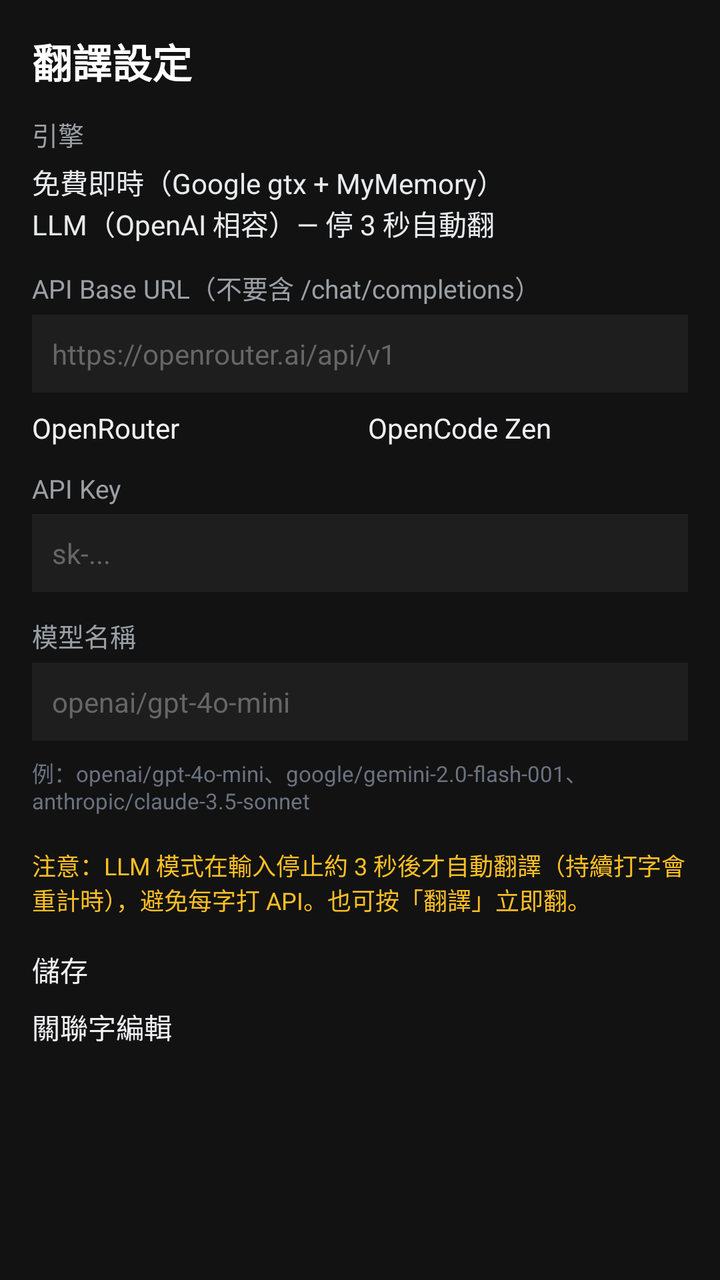
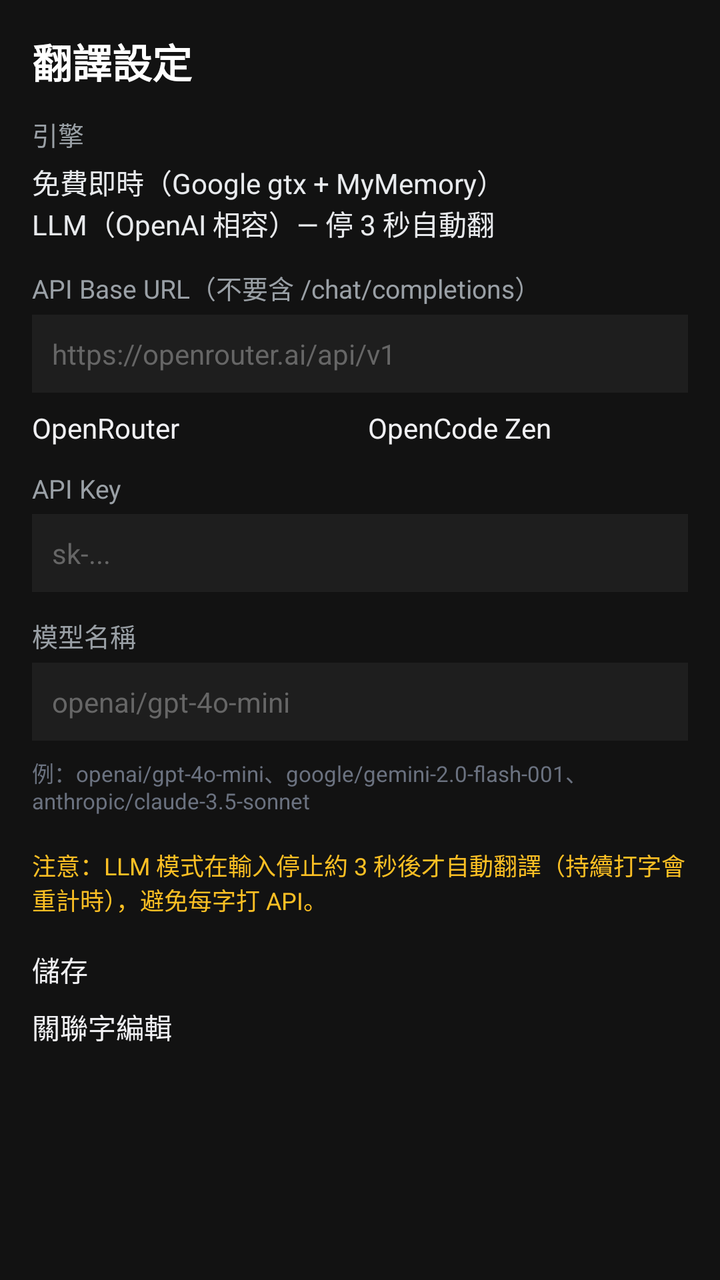

Before-and-after screenshots of an Android layout around one commit, followed by the original layout XML and the change that was made.
<!-- AndroidManifest.xml: activity theme android:Theme.DeviceDefault.NoActionBar -->
<!-- res/layout/activity_translate_settings.xml -->
<?xml version="1.0" encoding="utf-8"?>
<ScrollView xmlns:android="http://schemas.android.com/apk/res/android"
    android:layout_width="match_parent"
    android:layout_height="match_parent"
    android:background="#121212">

    <LinearLayout
        android:layout_width="match_parent"
        android:layout_height="wrap_content"
        android:orientation="vertical"
        android:padding="16dp">

        <TextView
            android:layout_width="match_parent"
            android:layout_height="wrap_content"
            android:text="翻譯設定"
            android:textColor="#FFFFFF"
            android:textSize="20sp"
            android:textStyle="bold"
            android:paddingBottom="12dp" />

        <TextView
            android:layout_width="match_parent"
            android:layout_height="wrap_content"
            android:text="引擎"
            android:textColor="#9AA0A6"
            android:textSize="13sp" />

        <RadioGroup
            android:id="@+id/rg_engine"
            android:layout_width="match_parent"
            android:layout_height="wrap_content"
            android:orientation="vertical"
            android:paddingTop="4dp"
            android:paddingBottom="12dp">

            <RadioButton
                android:id="@+id/rb_gtx"
                android:layout_width="match_parent"
                android:layout_height="wrap_content"
                android:text="免費即時（Google gtx + MyMemory）"
                android:textColor="#E8EAED" />

            <RadioButton
                android:id="@+id/rb_llm"
                android:layout_width="match_parent"
                android:layout_height="wrap_content"
                android:text="LLM（OpenAI 相容）— 停 3 秒自動翻"
                android:textColor="#E8EAED" />
        </RadioGroup>

        <TextView
            android:layout_width="match_parent"
            android:layout_height="wrap_content"
            android:text="API Base URL（不要含 /chat/completions）"
            android:textColor="#9AA0A6"
            android:textSize="13sp" />

        <EditText
            android:id="@+id/edit_base_url"
            android:layout_width="match_parent"
            android:layout_height="wrap_content"
            android:hint="https://openrouter.ai/api/v1"
            android:inputType="textUri"
            android:textColor="#FFFFFF"
            android:textColorHint="#666666"
            android:padding="10dp"
            android:background="#1E1E1E"
            android:layout_marginTop="4dp"
            android:layout_marginBottom="8dp" />

        <LinearLayout
            android:layout_width="match_parent"
            android:layout_height="wrap_content"
            android:orientation="horizontal"
            android:paddingBottom="12dp">

            <Button
                android:id="@+id/btn_preset_openrouter"
                android:layout_width="0dp"
                android:layout_height="wrap_content"
                android:layout_weight="1"
                android:text="OpenRouter"
                android:textAllCaps="false" />

            <Button
                android:id="@+id/btn_preset_opencode"
                android:layout_width="0dp"
                android:layout_height="wrap_content"
                android:layout_weight="1"
                android:layout_marginStart="8dp"
                android:text="OpenCode Zen"
                android:textAllCaps="false" />
        </LinearLayout>

        <TextView
            android:layout_width="match_parent"
            android:layout_height="wrap_content"
            android:text="API Key"
            android:textColor="#9AA0A6"
            android:textSize="13sp" />

        <EditText
            android:id="@+id/edit_api_key"
            android:layout_width="match_parent"
            android:layout_height="wrap_content"
            android:hint="sk-..."
            android:inputType="textPassword"
            android:textColor="#FFFFFF"
            android:textColorHint="#666666"
            android:padding="10dp"
            android:background="#1E1E1E"
            android:layout_marginTop="4dp"
            android:layout_marginBottom="12dp" />

        <TextView
            android:layout_width="match_parent"
            android:layout_height="wrap_content"
            android:text="模型名稱"
            android:textColor="#9AA0A6"
            android:textSize="13sp" />

        <EditText
            android:id="@+id/edit_model"
            android:layout_width="match_parent"
            android:layout_height="wrap_content"
            android:hint="openai/gpt-4o-mini"
            android:inputType="text"
            android:textColor="#FFFFFF"
            android:textColorHint="#666666"
            android:padding="10dp"
            android:background="#1E1E1E"
            android:layout_marginTop="4dp"
            android:layout_marginBottom="8dp" />

        <TextView
            android:layout_width="match_parent"
            android:layout_height="wrap_content"
            android:text="例：openai/gpt-4o-mini、google/gemini-2.0-flash-001、anthropic/claude-3.5-sonnet"
            android:textColor="#6B7280"
            android:textSize="11sp"
            android:paddingBottom="16dp" />

        <TextView
            android:layout_width="match_parent"
            android:layout_height="wrap_content"
            android:text="注意：LLM 模式在輸入停止約 3 秒後才自動翻譯（持續打字會重計時），避免每字打 API。也可按「翻譯」立即翻。"
            android:textColor="#FBBF24"
            android:textSize="12sp"
            android:paddingBottom="16dp" />

        <Button
            android:id="@+id/btn_save"
            android:layout_width="match_parent"
            android:layout_height="wrap_content"
            android:text="儲存"
            android:textAllCaps="false" />

        <Button
            android:id="@+id/btn_assoc"
            android:layout_width="match_parent"
            android:layout_height="wrap_content"
            android:layout_marginTop="8dp"
            android:text="關聯字編輯"
            android:textAllCaps="false" />

        <TextView
            android:id="@+id/txt_status"
            android:layout_width="match_parent"
            android:layout_height="wrap_content"
            android:paddingTop="12dp"
            android:textColor="#8AB4F8"
            android:textSize="13sp" />
    </LinearLayout>
</ScrollView>
<!-- resources referenced by this layout -->
<resources>

</resources>

<!-- the commit's change to res/layout/activity_translate_settings.xml (unified diff, before → after) -->
@@ -144,7 +144,7 @@
         <TextView
             android:layout_width="match_parent"
             android:layout_height="wrap_content"
-            android:text="注意：LLM 模式在輸入停止約 3 秒後才自動翻譯（持續打字會重計時），避免每字打 API。也可按「翻譯」立即翻。"
+            android:text="注意：LLM 模式在輸入停止約 3 秒後才自動翻譯（持續打字會重計時），避免每字打 API。"
             android:textColor="#FBBF24"
             android:textSize="12sp"
             android:paddingBottom="16dp" />
